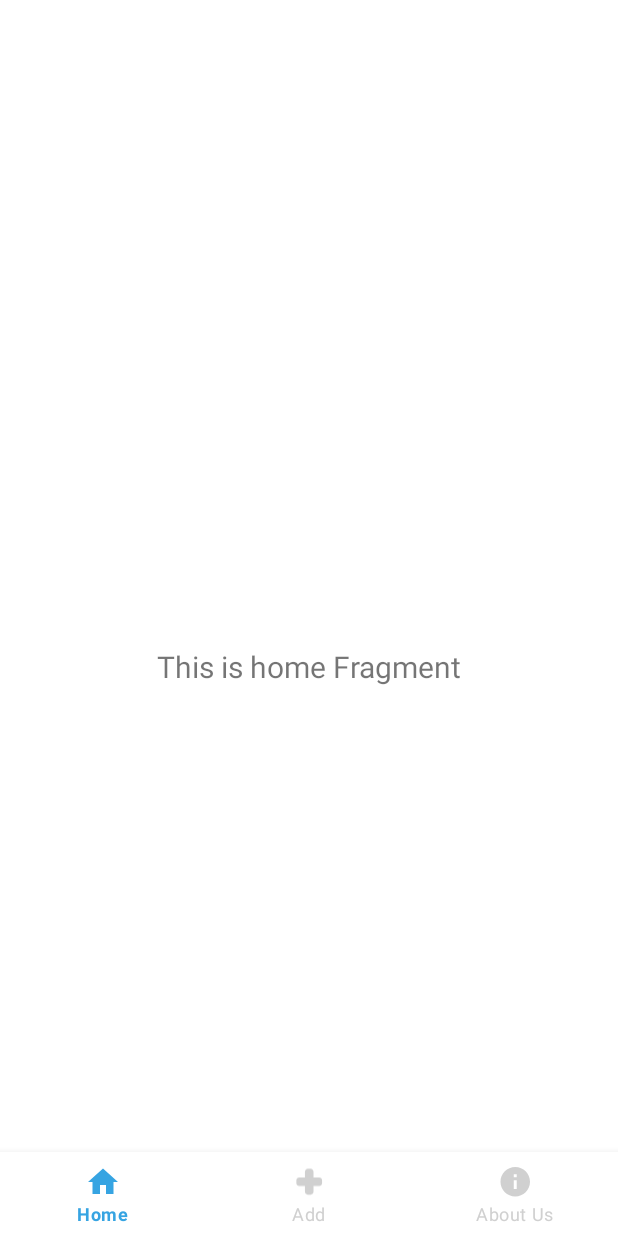
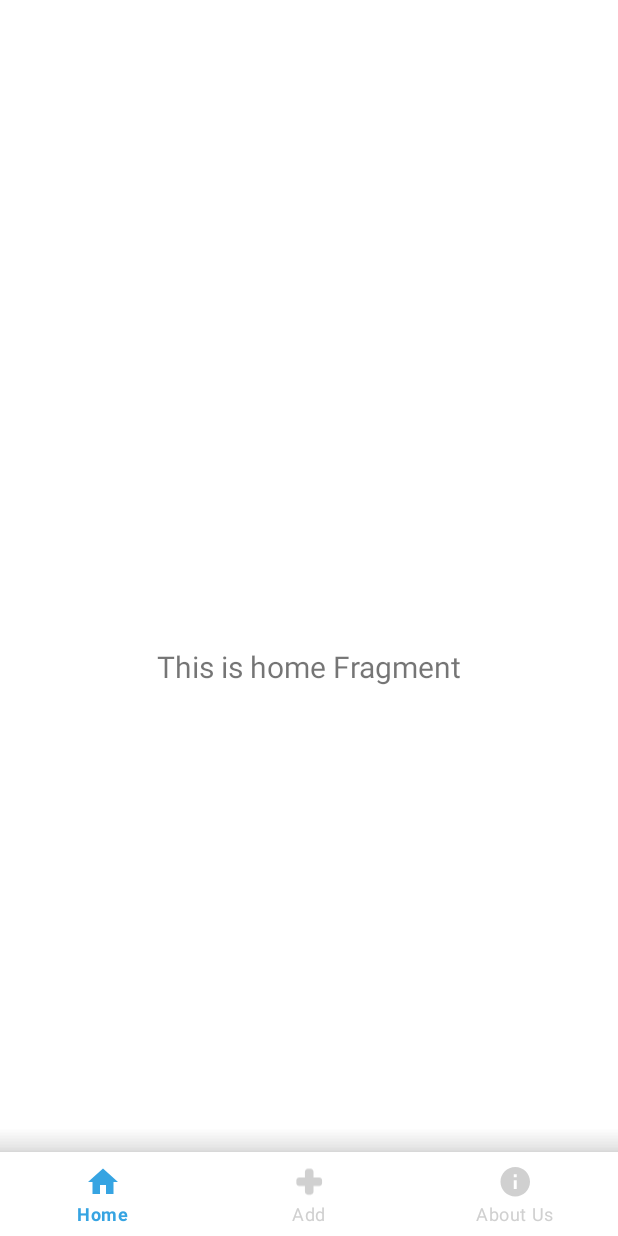
Before and after one commit to Lev1reG/Pokegama, an Android app: the screen it shows after launch (MainActivity), on a phone screen of 412 x 824 dp. Run offline under Robolectric (Android 15) with nearby library versions, the phone set to English and light mode, and no system bars; our stand-ins replace navigation-ui.

Commit message:
feat: navigation top shadow

```diff
--- /dev/null
+++ b/app/src/main/res/drawable/top_shadow.xml
@@ -0,0 +1,7 @@
+<?xml version="1.0" encoding="utf-8"?>
+<shape xmlns:android="http://schemas.android.com/apk/res/android">
+    <gradient
+        android:angle="90"
+        android:endColor="#10ffffff"
+        android:startColor="#20000000" />
+</shape>
--- a/app/src/main/res/layout/activity_main.xml
+++ b/app/src/main/res/layout/activity_main.xml
@@ -6,6 +6,14 @@
     android:layout_width="match_parent"
     android:layout_height="match_parent"
     android:paddingTop="?attr/actionBarSize">
+
+    <View
+        android:layout_width="match_parent"
+        android:layout_height="16dp"
+        android:background="@drawable/top_shadow"
+        app:layout_constraintBottom_toTopOf="@id/nav_view"
+        app:layout_constraintLeft_toLeftOf="parent"
+        app:layout_constraintRight_toRightOf="parent"/>
 
     <com.google.android.material.bottomnavigation.BottomNavigationView
         android:id="@+id/nav_view"
```
